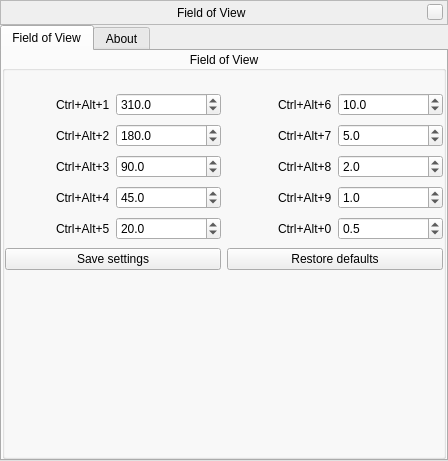
Qt form plugins/FOV/src/gui/fovWindow.ui (519984307/stellarium_src) before a commit.
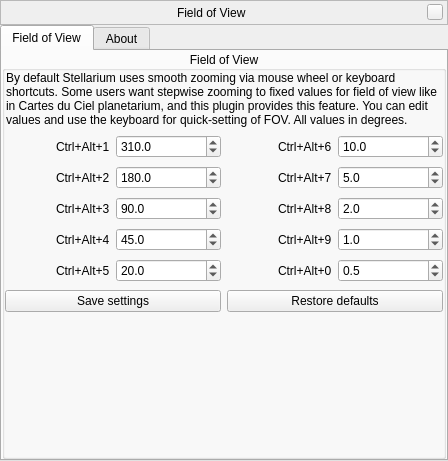
The same form after that commit. Custom widgets are drawn as their Qt base class.

Commit message: update lines for translation

What changed in the file:
```diff
--- a/plugins/FOV/src/gui/fovWindow.ui
+++ b/plugins/FOV/src/gui/fovWindow.ui
@@ -442,7 +442,7 @@
           <item row="0" column="0" colspan="4">
            <widget class="QLabel" name="labelFOVInfo">
             <property name="text">
-             <string/>
+             <string>By default Stellarium uses smooth zooming via mouse wheel or keyboard shortcuts. Some users want stepwise zooming to fixed values for field of view like in Cartes du Ciel planetarium, and this plugin provides this feature. You can edit values and use the keyboard for quick-setting of FOV. All values in degrees.</string>
             </property>
             <property name="textFormat">
              <enum>Qt::RichText</enum>
```
The commit also changes 2 other files.
